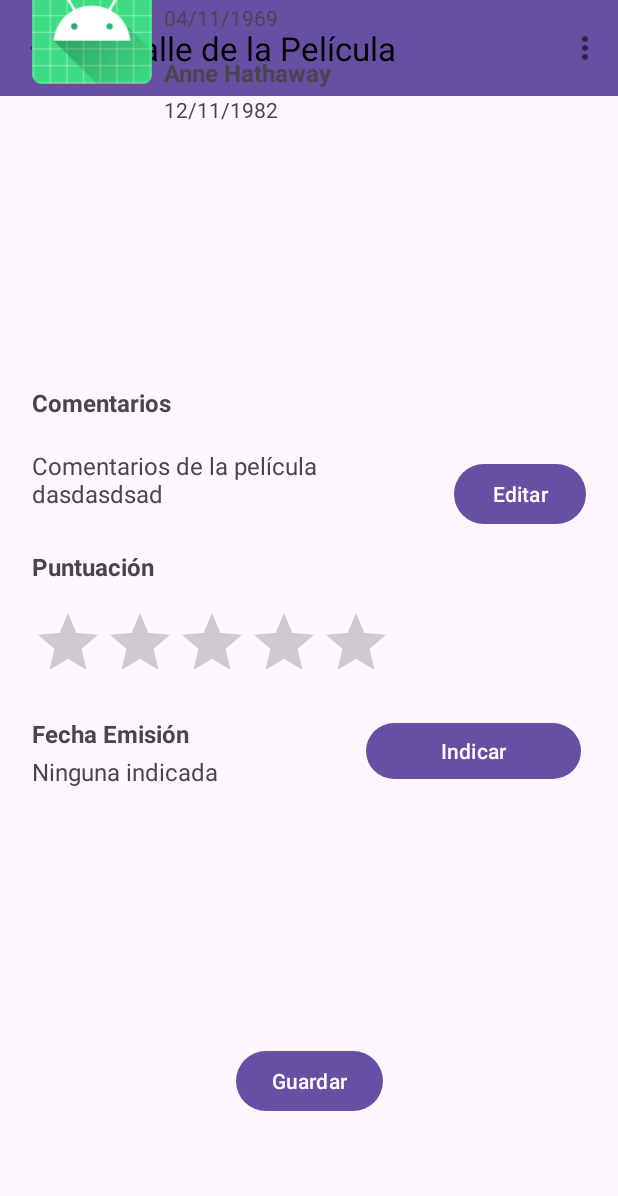
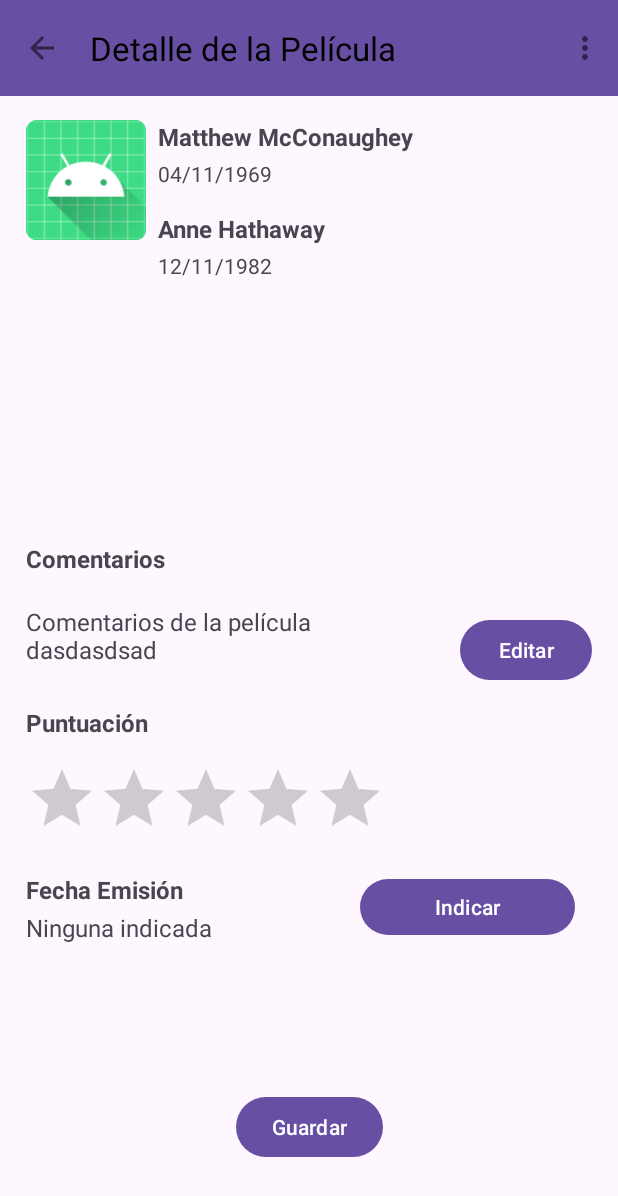
Before and after one commit to IARFLOW/EJFragments, an Android app: the VistaPelicula screen opened directly, with no data from a screen before it, on a phone screen of 412 x 824 dp. Shown: the top 1196 px of the screen. Run offline under Robolectric (Android 15) with nearby library versions, the phone set to English and light mode, and no system bars.

Commit message:
Hemos arreglado lo de l avista Detalle de la pelicula, y que se en el Lista Peliculas se vea el toolbar del color adecuado y la barra de arriva de l ahora y eso en blanco. Ahora tenemos que seguir.

```diff
--- a/app/src/main/res/layout/activity_vista_pelicula.xml
+++ b/app/src/main/res/layout/activity_vista_pelicula.xml
@@ -1,12 +1,12 @@
 <?xml version="1.0" encoding="utf-8"?>
-<androidx.constraintlayout.widget.ConstraintLayout xmlns:android="http://schemas.android.com/apk/res/android"
+<androidx.constraintlayout.widget.ConstraintLayout
+    xmlns:android="http://schemas.android.com/apk/res/android"
     xmlns:app="http://schemas.android.com/apk/res-auto"
     xmlns:tools="http://schemas.android.com/tools"
     android:id="@+id/main"
     android:layout_width="match_parent"
     android:layout_height="match_parent"
     tools:context=".vista.acticidades.VistaPelicula">
-
 
     <androidx.appcompat.widget.Toolbar
         android:id="@+id/toolbar"
@@ -21,14 +21,14 @@
     <androidx.fragment.app.FragmentContainerView
         android:id="@+id/fcDetallePelicula"
         android:name="com.example.ejfragments.vista.fragmentos.DatosPelicula"
-        android:layout_width="401dp"
-        android:layout_height="905dp"
+        android:layout_width="match_parent"
+        android:layout_height="0dp"
         android:layout_marginStart="1dp"
-        android:layout_marginTop="1dp"
         android:layout_marginEnd="1dp"
         android:layout_marginBottom="1dp"
         app:layout_constraintBottom_toBottomOf="parent"
         app:layout_constraintEnd_toEndOf="parent"
         app:layout_constraintStart_toStartOf="parent"
-        app:layout_constraintTop_toTopOf="parent" />
+        app:layout_constraintTop_toBottomOf="@id/toolbar"
+        tools:layout="@layout/fragment_datos_pelicula" />
 </androidx.constraintlayout.widget.ConstraintLayout>
--- a/app/src/main/res/values/themes.xml
+++ b/app/src/main/res/values/themes.xml
@@ -2,7 +2,8 @@
     <!-- Base application theme. -->
     <style name="Base.Theme.EJFragments" parent="Theme.Material3.DayNight.NoActionBar">
         <!-- Customize your light theme here. -->
-        <!-- <item name="colorPrimary">@color/my_light_primary</item> -->
+        <item name="android:statusBarColor">@android:color/white</item> <!-- Color blanco para la barra de estado -->
+        <item name="android:windowLightStatusBar">true</item> <!-- Texto oscuro en la barra de estado -->
     </style>
 
     <style name="ToolbarTheme" parent="ThemeOverlay.AppCompat.Light">
```
